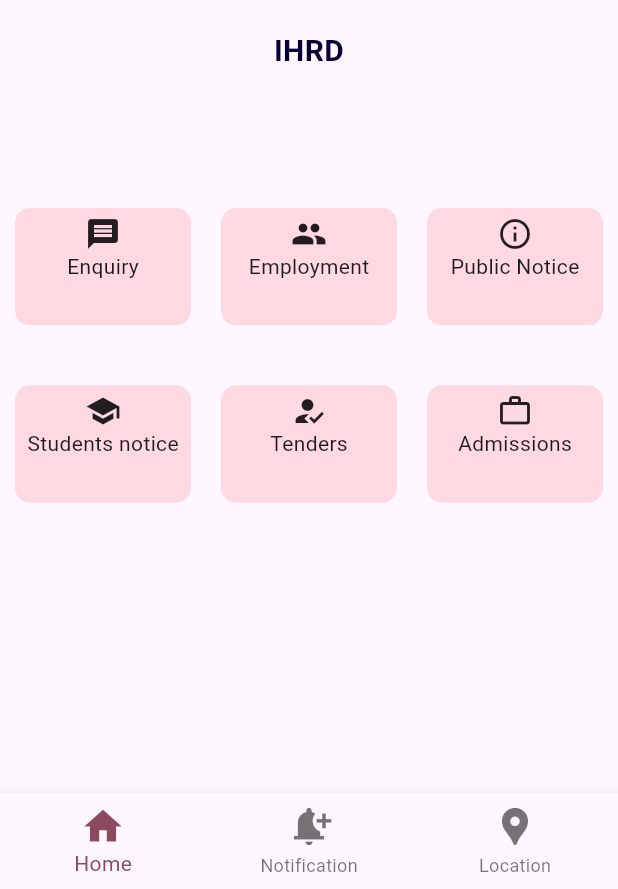
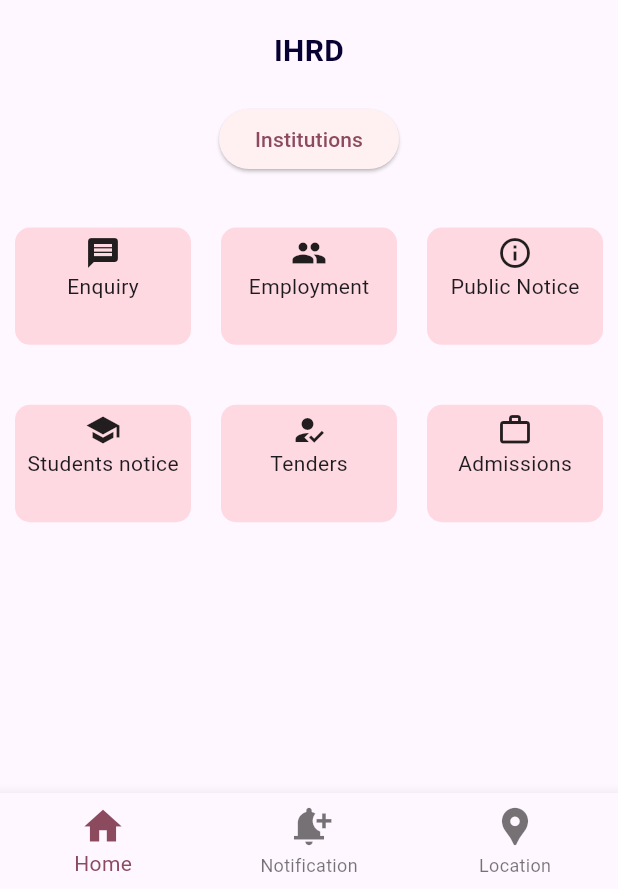
Before and after one commit to MaheswariDarish/fluttermp, a Flutter app: the screen it shows after launch, on a phone screen of 412 x 824 dp, the part 347-1236 px from its top. Run offline on Flutter 3.47's test engine with Material 3 defaults, Android fonts, the phone set to English and light mode, and no system bars; our stand-ins replace carousel_slider, cloud_firestore, firebase_core, firebase_messaging, get, google_fonts and 3 more; missing offline and left inert: syncfusion_flutter_pdfviewer; accounts and stored records are empty.

Commit message:
drawers updated

```diff
--- a/lib/screens/SreenHome.dart
+++ b/lib/screens/SreenHome.dart
@@ -4,6 +4,7 @@ import 'package:flutter_application_1/screens/ScreenMap.dart';
 import 'package:flutter_application_1/screens/ScreenNotifications.dart';
 import 'package:flutter_application_1/screens/search/search_page.dart';
   import 'package:flutter_application_1/screens/StartingScreen.dart';
+import 'package:flutter_application_1/widgets/drawer_widget.dart';
 
 class ScreenHome extends StatefulWidget {
   const ScreenHome({Key? key}) : super(key: key);
@@ -63,97 +64,7 @@ class _ScreenHomeState extends State<ScreenHome> {
               ),
             ),],
       ),
-      drawer: Drawer(
-          backgroundColor: Theme.of(context).appBarTheme.backgroundColor,
-          child: ListView(
-            padding: EdgeInsets.zero,
-            children: [
-              SizedBox(
-                height: 20,
-              ),
-              Container(
-                color: Theme.of(context)
-                    .appBarTheme
-                    .backgroundColor!
-                    .withOpacity(0.8),
-                child: ListTile(
-                  title: const Text(
-                    "About",
-                    style: TextStyle(
-                      color: Colors.white,
-                      fontSize: 25,
-                    ),
-                    textAlign: TextAlign.center,
-                  ),
-                  onTap: () {
-                    Navigator.pop(context);
-                    Navigator.pushNamed(context, '/about');
-                  },
-                ),
-              ),
-              Container(
-                color: Theme.of(context)
-                    .appBarTheme
-                    .backgroundColor!
-                    .withOpacity(0.8),
-                child: ListTile(
-                  title: const Text(
-                    "Profile",
-                    style: TextStyle(
-                      color: Colors.white,
-                      fontSize: 25,
-                    ),
-                    textAlign: TextAlign.center,
-                  ),
-                  onTap: () {
-                    Navigator.pop(context);
-
-                    Navigator.pushNamed(context, '/profile');
-                  },
-                ),
-              ),
-              Container(
-                color: Theme.of(context)
-                    .appBarTheme
-                    .backgroundColor!
-                    .withOpacity(0.8),
-                child: ListTile(
-                  title: const Text(
-                    "Settings",
-                    style: TextStyle(
-                      color: Colors.white,
-                      fontSize: 25,
-                    ),
-                    textAlign: TextAlign.center,
-                  ),
-                  onTap: () {
-                    Navigator.pop(context);
-                    Navigator.pushNamed(context, '/settings');
-                  },
-                ),
-              ),
-              Container(
-                color: Theme.of(context)
-                    .appBarTheme
-                    .backgroundColor!
-                    .withOpacity(0.8),
-                child: ListTile(
-                  title: const Text(
-                    "Institutions",
-                    style: TextStyle(
-                      color: Colors.white,
-                      fontSize: 25,
-                    ),
-                    textAlign: TextAlign.center,
-                  ),
-                  onTap: () {
-                    Navigator.pop(context);
-                    Navigator.pushNamed(context, '/institutions');
-                  },
-                ),
-              )
-            ],
-          )),
+      drawer: CustomDrawer(),
       body: activeScreen,
       bottomNavigationBar: BottomNavigationBar(
         iconSize: 30,
@@ -164,7 +75,8 @@ class _ScreenHomeState extends State<ScreenHome> {
           BottomNavigationBarItem(
               icon: Icon(Icons.notification_add), label: 'Notification'),
           BottomNavigationBarItem(
-              icon: Icon(Icons.location_pin), label: 'Location')
+              icon: Icon(Icons.location_pin), label: 'Location'),
+
         ],
       ),
     );
--- a/lib/screens/StartingScreen.dart
+++ b/lib/screens/StartingScreen.dart
@@ -1,8 +1,8 @@
 import 'package:flutter/material.dart';
 import 'package:flutter/widgets.dart';
-
+import 'package:flutter_application_1/institutions/institution_page.dart';
 import 'package:flutter_application_1/data/grid_items_data.dart';
-
+import 'package:page_transition/page_transition.dart';
 import 'package:flutter_application_1/widgets/grid_button.dart';
 
 class StartingScreen extends StatefulWidget {
@@ -46,7 +46,22 @@ class _StartScreenState extends State<StartingScreen> {
             fontWeight: FontWeight.bold,
           ),
         ),
-        const SizedBox(height: 80),
+        const SizedBox(height: 20),
+         ElevatedButton(
+          onPressed: () {
+            Navigator.push(
+                      context,
+                      PageTransition(
+                        type: PageTransitionType.rightToLeft,
+                        child: InstitutionsPage(),
+                        duration: const Duration(milliseconds: 250),
+                        reverseDuration:
+                            const Duration(microseconds: 500),
+                      ),
+                    );
+          },
+          child: Text('Institutions'),
+        ),const SizedBox(height: 25),
         Expanded(
           child: Padding(
             padding: const EdgeInsets.all(10),
@@ -67,7 +82,9 @@ class _StartScreenState extends State<StartingScreen> {
               ],
             ),
           ),
-        ),
+        ),//const SizedBox(height: 30),
+
+
       ],
     );
   }
--- a/lib/widgets/drawer_widget.dart
+++ b/lib/widgets/drawer_widget.dart
@@ -30,7 +30,7 @@ class CustomDrawer extends StatelessWidget {
             ),
             ExpansionTile(
               title: Text(
-                'Institution',
+                'Institutions',
                 style: TextStyle(color: Colors.white, fontSize: 25), textAlign: TextAlign.center,
               ),
               children: <Widget>[
```
